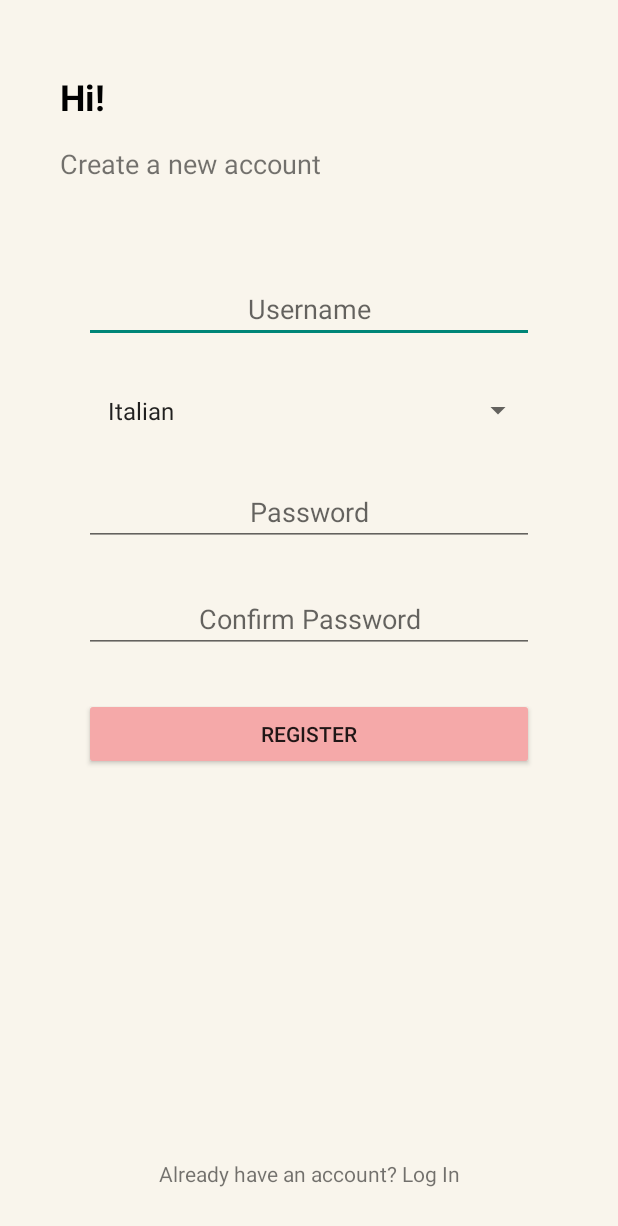
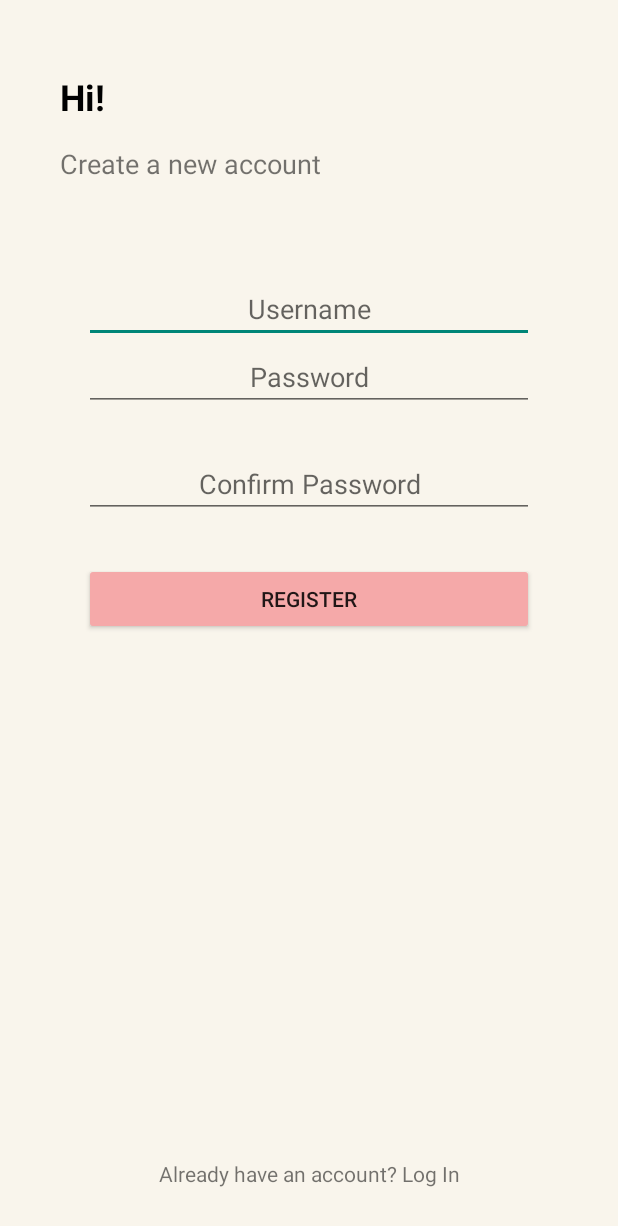
Before and after one commit to Pearl-Dsilva/AR_Learning, an Android app built with Jetpack Compose: the RegisterActivity screen opened directly, with no data from a screen before it, on a phone screen of 412 x 824 dp. Shown: the top 1226 px of the screen. Run offline under Robolectric (Android 15) with nearby library versions, the phone set to English and light mode, and no system bars; our stand-ins replace Firebase (no records; nobody signed in at launch, a user with empty details on screens opened directly).

Commit message:
safety commit 08/07/2024

```diff
--- a/app/src/main/java/com/sproj/arimagerecognizer/UserProfileActivity.java
+++ b/app/src/main/java/com/sproj/arimagerecognizer/UserProfileActivity.java
@@ -15,9 +15,6 @@ import androidx.appcompat.app.AppCompatActivity;
 
 public class UserProfileActivity extends AppCompatActivity {
 
-    private TextView usernameTextView;
-    private TextView languageTextView;
-
     @Override
     protected void onCreate(Bundle savedInstanceState) {
         super.onCreate(savedInstanceState);
@@ -29,8 +26,8 @@ public class UserProfileActivity extends AppCompatActivity {
 //            return insets;
 //        });
 
-        usernameTextView = findViewById(R.id.textViewUsername);
-        languageTextView = findViewById(R.id.languageTextView);
+        TextView usernameTextView = findViewById(R.id.textViewUsername);
+        TextView languageTextView = findViewById(R.id.languageTextView);
 
         SharedPreferences sharedPreferences = getSharedPreferences("UserSession", MODE_PRIVATE);
         String username = sharedPreferences.getString("Username", "N/A");
--- a/app/src/main/res/layout/activity_register.xml
+++ b/app/src/main/res/layout/activity_register.xml
@@ -51,18 +51,6 @@
 
 
     <!--        android:background="@drawable/spinner_background"-->
-    <Spinner
-        android:id="@+id/spinnerLanguage"
-        android:layout_width="300dp"
-        android:layout_height="wrap_content"
-        android:entries="@array/language_options"
-        android:padding="8dp"
-        android:popupBackground="@color/white"
-        app:layout_constraintTop_toBottomOf="@+id/editTextNewUsername"
-        app:layout_constraintStart_toStartOf="parent"
-        app:layout_constraintEnd_toEndOf="parent"
-        android:layout_marginTop="26dp" />
-
 
 
     <!-- Password EditText -->
@@ -70,13 +58,12 @@
         android:id="@+id/editTextNewPassword"
         android:layout_width="300dp"
         android:layout_height="wrap_content"
-        android:layout_marginTop="26dp"
         android:hint="Password"
         android:inputType="textPassword"
         android:textAlignment="center"
-        app:layout_constraintTop_toBottomOf="@+id/spinnerLanguage"
+        app:layout_constraintEnd_toEndOf="parent"
         app:layout_constraintStart_toStartOf="parent"
-        app:layout_constraintEnd_toEndOf="parent" />
+        app:layout_constraintTop_toBottomOf="@+id/editTextNewUsername" />
 
     <!-- Confirm Password EditText -->
     <EditText
```
